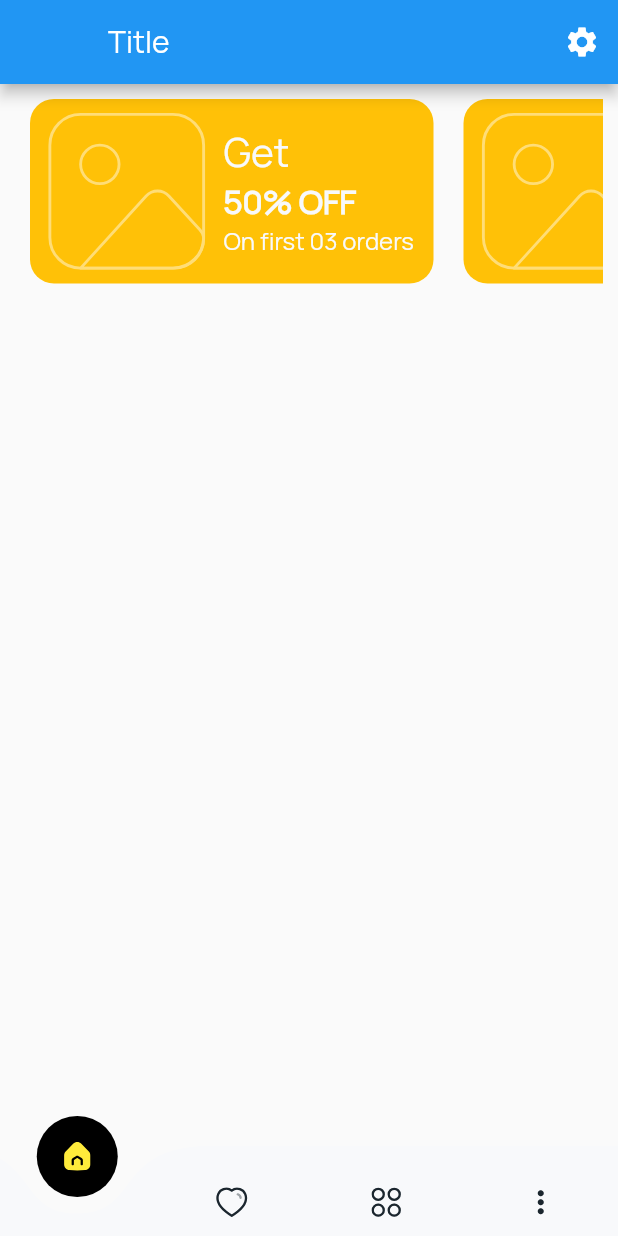
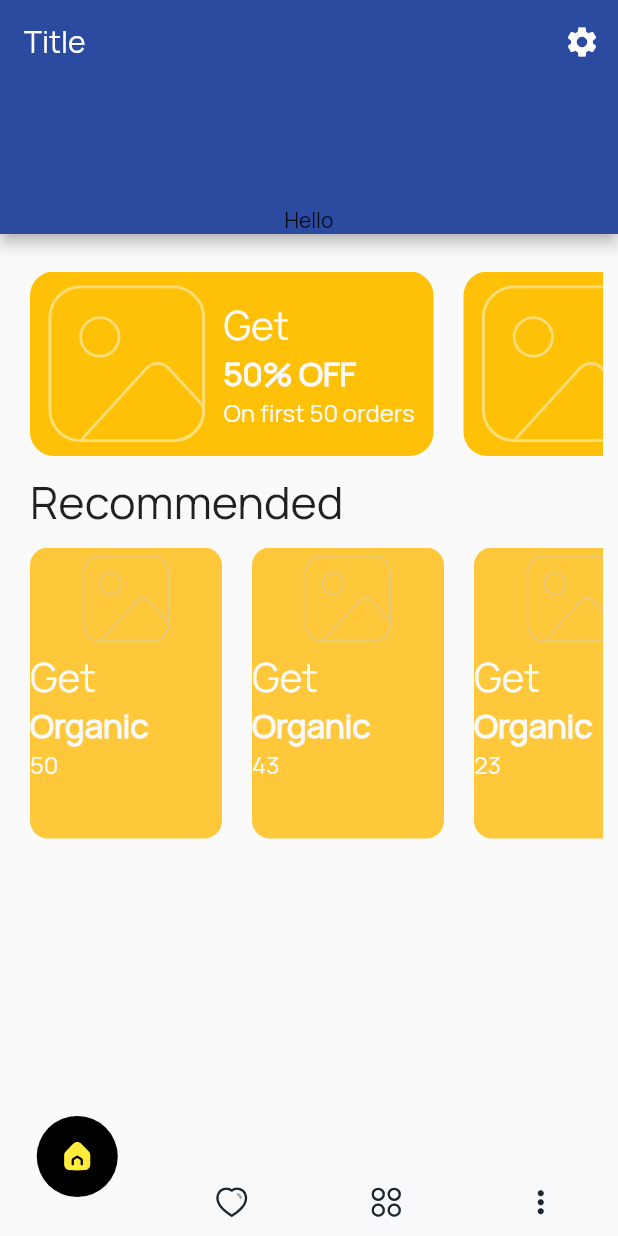
Before and after one commit to zubairkhan1234/flutter_Assignment, a Flutter app: the MyHomePage screen opened directly, on a phone screen of 412 x 824 dp. Run offline on Flutter 3.47's test engine with Material 2 defaults, Android fonts, the phone set to English and light mode, and no system bars; drawn by our look-alikes of curved_navigation_bar; our stand-ins replace flutter_svg.

Commit message:
styled to app bar and working for recommended screen

```diff
--- a/lib/figmaAssignment01/_my_home_page.dart
+++ b/lib/figmaAssignment01/_my_home_page.dart
@@ -2,12 +2,22 @@ import 'package:flutter/material.dart';
 import 'package:flutterassignment/figmaAssignment01/BottomNavigationBar/_bottom_bar.dart';
 import 'package:flutterassignment/figmaAssignment01/screens/home/_homeScreen.dart';
 import 'package:flutterassignment/figmaAssignment01/screens/onboarding/_onBoarding.dart';
+import 'package:flutterassignment/figmaAssignment01/styles/_colors.dart';
 
 class _State extends State<MyHomePage> {
   List appBarWidgets = [
     AppBar(
-      leading: SizedBox.shrink(),
+      automaticallyImplyLeading: false,
+      bottom: const PreferredSize(
+        preferredSize: Size.fromHeight(100),
+        child: Column(
+          children: [
+            Text("Hello",)
+          ],
+        ),
+      ) ,
       title: Text("Title"),
+      backgroundColor: GlobalColors.blueLight,
       actions: [
         Padding(
           padding: EdgeInsets.zero, // Padding ko zero set karein
@@ -20,7 +30,6 @@ class _State extends State<MyHomePage> {
         ),
       ],
     )
-
     ,
     AppBar(title: Text('Screen2')),
     AppBar(title: Text('Screen3')),
@@ -34,7 +43,7 @@ class _State extends State<MyHomePage> {
   ];
 
   List screens = [
-    HoneScreen(),
+    HomeScreen(),
     Onboarding(),
     Text('fist3'),
     Text('fist4')
@@ -53,6 +62,7 @@ class _State extends State<MyHomePage> {
   Widget build(BuildContext context) {
     return  Scaffold(
       extendBody: true,
+
       appBar: appBarWidgets[screensIndex],
       // appBar: AppBar(title: appBarTitle[screensIndex]),
       body:  screens[screensIndex],
--- a/lib/figmaAssignment01/screens/home/_homeScreen.dart
+++ b/lib/figmaAssignment01/screens/home/_homeScreen.dart
@@ -2,166 +2,28 @@ import "package:flutter/material.dart";
 import "package:flutter_svg/flutter_svg.dart";
 import "package:flutterassignment/figmaAssignment01/constants/_svg_icons.dart";
 import "package:flutterassignment/figmaAssignment01/styles/_colors.dart";
+import "package:flutterassignment/figmaAssignment01/widgets/_offerCartWidget.dart";
+import "package:flutterassignment/figmaAssignment01/widgets/_recommendedProducrCart.dart";
 
-class HoneScreen extends StatefulWidget {
-  const HoneScreen({super.key});
+class HomeScreen extends StatefulWidget {
+  const HomeScreen({super.key});
 
   @override
-  State<HoneScreen> createState() => _HoneScreenState();
+  State<HomeScreen> createState() => _HomeScreenState();
 }
 
-class _HoneScreenState extends State<HoneScreen> {
+class _HomeScreenState extends State<HomeScreen> {
 
   @override
   Widget build(BuildContext context) {
-    return  Container(
-      height: 123,
-      margin: const EdgeInsets.all(10),
-      child: ListView(
-          scrollDirection: Axis.horizontal,
-          children: [
-            Container(
-              width: 269,
-              height: 123,
-              decoration: BoxDecoration(
-
-                  borderRadius: BorderRadius.circular(16),
-                  color: Colors.amber),
-              margin: const EdgeInsets.symmetric(horizontal: 10),
-              child: Row(
-                children: [
-                  Container(
-                    child: SvgPicture.asset((SvgIcons.imageFallBack)),
-                  ),
-                  Container(
-                    child: const Column(
-                      crossAxisAlignment: CrossAxisAlignment.start,
-                      mainAxisAlignment: MainAxisAlignment.center,
-                      children: [
-                        Text("Get",
-                            style: TextStyle(
-                                fontSize: 26, color: GlobalColors.white)),
-                        Text("50% OFF",
-                            style: TextStyle(
-                                fontSize: 22,
-                                color: GlobalColors.white,
-                                fontWeight: FontWeight.w900)),
-                        Text("On first 03 orders",
-                            style: TextStyle(
-                                fontSize: 16, color: GlobalColors.white))
-                      ],
-                    ),
-                  )
-                ],
-              ),
-            ),
-            Container(
-              width: 269,
-              height: 123,
-              decoration: BoxDecoration(
-
-                  borderRadius: BorderRadius.circular(16),
-                  color: Colors.amber),
-              margin:const EdgeInsets.symmetric(horizontal: 10),
-              child: Row(
-                children: [
-                  Container(
-                    child: SvgPicture.asset((SvgIcons.imageFallBack)),
-                  ),
-                  Container(
-                    child:const Column(
-                      crossAxisAlignment: CrossAxisAlignment.start,
-                      mainAxisAlignment: MainAxisAlignment.center,
-                      children: [
-                        Text("Get",
-                            style: TextStyle(
-                                fontSize: 26, color: GlobalColors.white)),
-                        Text("50% OFF",
-                            style: TextStyle(
-                                fontSize: 22,
-                                color: GlobalColors.white,
-                                fontWeight: FontWeight.w900)),
-                        Text("On first 03 orders",
-                            style: TextStyle(
-                                fontSize: 16, color: GlobalColors.white))
-                      ],
-                    ),
-                  )
-                ],
-              ),
-            ),
-            Container(
-              width: 269,
-              height: 123,
-              decoration: BoxDecoration(
-
-                  borderRadius: BorderRadius.circular(16),
-                  color: Colors.amber),
-              margin: const EdgeInsets.symmetric(horizontal: 10),
-              child: Row(
-                children: [
-                  Container(
-                    child: SvgPicture.asset((SvgIcons.imageFallBack)),
-                  ),
-                  Container(
-                    child: const Column(
-                      crossAxisAlignment: CrossAxisAlignment.start,
-                      mainAxisAlignment: MainAxisAlignment.center,
-                      children: [
-                        Text("Get",
-                            style: TextStyle(
-                                fontSize: 26, color: GlobalColors.white)),
-                        Text("50% OFF",
-                            style: TextStyle(
-                                fontSize: 22,
-                                color: GlobalColors.white,
-                                fontWeight: FontWeight.w900)),
-                        Text("On first 03 orders",
-                            style: TextStyle(
-                                fontSize: 16, color: GlobalColors.white))
-                      ],
-                    ),
-                  )
-                ],
-              ),
-            ),
-            Container(
-              width: 269,
-              height: 123,
-              decoration: BoxDecoration(
-
-                  borderRadius: BorderRadius.circular(16),
-                  color: Colors.amber),
-              margin: const EdgeInsets.symmetric(horizontal: 10),
-              child: Row(
-                children: [
-                  Container(
-                    child: SvgPicture.asset((SvgIcons.imageFallBack)),
-                  ),
-                  Container(
-                    child: const Column(
-                      crossAxisAlignment: CrossAxisAlignment.start,
-                      mainAxisAlignment: MainAxisAlignment.center,
-                      children: [
-                        Text("Get",
-                            style: TextStyle(
-                                fontSize: 26, color: GlobalColors.white)),
-                        Text("50% OFF",
-                            style: TextStyle(
-                                fontSize: 22,
-                                color: GlobalColors.white,
-                                fontWeight: FontWeight.w900)),
-                        Text("On first 03 orders",
-                            style: TextStyle(
-                                fontSize: 16, color: GlobalColors.white))
-                      ],
-                    ),
-                  )
-                ],
-              ),
-            ),
-          ],
+    return Container(
+      margin: const EdgeInsets.fromLTRB(10, 25, 10, 25),
+      child: Column(
+        children: [
+          OfferCart(),
+          RecommendedProductCart()
+        ],
       ),
-    );
+    ) ;
   }
 }
--- a/lib/figmaAssignment01/styles/_colors.dart
+++ b/lib/figmaAssignment01/styles/_colors.dart
@@ -12,6 +12,7 @@ class GlobalColors {
   static const Color greyDark = Color(0xFFA9B4BC);
   static const Color greyLight = Color(0xFFC5CDD2);
   static const Color greyMoreLight = Color(0xFFE7ECF0);
+  static const Color greyMoreLight2 = Color(0xF8F9FB);
   static const Color jasmine = Color(0xFFFFDC83);
   static const Color pinkRose = Color(0xFFFFC3BB);
   static const Color bone = Color(0xFFE4DDCB);
--- /dev/null
+++ b/lib/figmaAssignment01/widgets/_offerCartWidget.dart
@@ -0,0 +1,75 @@
+
+import 'package:flutter/material.dart';
+import "package:flutter_svg/svg.dart";
+
+import "../constants/_svg_icons.dart";
+import "../styles/_colors.dart";
+
+class OfferCart extends StatefulWidget {
+   OfferCart({super.key});
+
+  @override
+  State<OfferCart> createState() => _OfferCartState();
+}
+
+class _OfferCartState extends State<OfferCart> {
+  List offerList = [
+    {'title': 'Get', 'offerPercent': '50', 'orderLimit': '50'},
+    {'title': 'Get', 'offerPercent': '15', 'orderLimit': '43'},
+    {'title': 'Get', 'offerPercent': '20', 'orderLimit': '23'},
+    {'title': 'Get', 'offerPercent': '19', 'orderLimit': '32'},
+    {'title': 'Get', 'offerPercent': '80', 'orderLimit': '23'},
+    {'title': 'Get', 'offerPercent': '34', 'orderLimit': '25'},
+    {'title': 'Get', 'offerPercent': '45', 'orderLimit': '21'},
+    {'title': 'Get', 'offerPercent': '55', 'orderLimit': '05'},
+    {'title': 'Get', 'offerPercent': '12', 'orderLimit': '80'},
+    {'title': 'Get', 'offerPercent': '12', 'orderLimit': '12'},
+    {'title': 'Get', 'offerPercent': '5', 'orderLimit': '90'},
+    {'title': 'Get', 'offerPercent': '90', 'orderLimit': '100'},
+  ];
+
+  @override
+  Widget build(BuildContext context) {
+    return Container(
+      height: 123,
+      child: ListView.builder(
+          scrollDirection: Axis.horizontal,
+          itemCount: offerList.length,
+          itemBuilder: (context, index) {
+            return Container(
+              width: 269,
+              height: 123,
+              decoration: BoxDecoration(
+                  borderRadius: BorderRadius.circular(16), color: Colors.amber),
+              margin: const EdgeInsets.symmetric(horizontal: 10),
+              child: Row(
+                children: [
+                  Container(
+                    child: SvgPicture.asset((SvgIcons.imageFallBack)),
+                  ),
+                  Container(
+                    child:  Column(
+                      crossAxisAlignment: CrossAxisAlignment.start,
+                      mainAxisAlignment: MainAxisAlignment.center,
+                      children: [
+                        Text(offerList[index]['title'] ,
+                            style: const TextStyle(
+                                fontSize: 26, color: GlobalColors.white)),
+                        Text("${offerList[index]['offerPercent']}% OFF",
+                            style: const TextStyle(
+                                fontSize: 22,
+                                color: GlobalColors.white,
+                                fontWeight: FontWeight.w900)),
+                        Text("On first ${offerList[index]['orderLimit']} orders",
+                            style:  const TextStyle(
+                                fontSize: 16, color: GlobalColors.white))
+                      ],
+                    ),
+                  )
+                ],
+              ),
+            );
+          }),
+    );
+  }
+}
--- /dev/null
+++ b/lib/figmaAssignment01/widgets/_recommendedProducrCart.dart
@@ -0,0 +1,92 @@
+import 'package:flutter/material.dart';
+import 'package:flutter_svg/svg.dart';
+import '../constants/_svg_icons.dart';
+import '../styles/_colors.dart';
+
+class RecommendedProductCart extends StatefulWidget {
+  const RecommendedProductCart({super.key});
+
+  @override
+  State<RecommendedProductCart> createState() => _RecommendedProductCartState();
+}
+
+class _RecommendedProductCartState extends State<RecommendedProductCart> {
+  List offerList = [
+    {'title': 'Get', 'type': 'Organic', 'price': '50'},
+    {'title': 'Get', 'type': 'Organic', 'price': '43'},
+    {'title': 'Get', 'type': 'Organic', 'price': '23'},
+    {'title': 'Get', 'type': 'Organic', 'price': '32'},
+    {'title': 'Get', 'type': 'Organic', 'price': '23'},
+    {'title': 'Get', 'type': 'Organic', 'price': '25'},
+    {'title': 'Get', 'type': 'Organic', 'price': '21'},
+    {'title': 'Get', 'type': 'Organic', 'price': '05'},
+    {'title': 'Get', 'type': 'Organic', 'price': '80'},
+    {'title': 'Get', 'type': 'Organic', 'price': '12'},
+    {'title': 'Get', 'type': 'Organic', 'price': '90'},
+    {'title': 'Get', 'type': 'Organic', 'price': '100'},
+  ];
+
+  @override
+  Widget build(BuildContext context) {
+    return Column(
+      crossAxisAlignment: CrossAxisAlignment.start,
+      children: [
+        const Padding(
+          padding: EdgeInsets.all(10),
+          child: Text(
+            "Recommended",
+            textAlign: TextAlign.start,
+            style: TextStyle(
+              fontWeight: FontWeight.w400,
+              fontSize: 30,
+              fontFamily: "Manrope",
+            ),
+          ),
+        ),
+        Container(
+          height: 194,
+          child: ListView.builder(
+              scrollDirection: Axis.horizontal,
+              itemCount: offerList.length,
+              itemBuilder: (context, index) {
+                return Container(
+                  width: 128,
+                  height: 194,
+                  decoration: BoxDecoration(
+                      borderRadius: BorderRadius.circular(12),
+                      color: GlobalColors.yellowLight),
+                  // color: GlobalColors.greyMoreLight2),
+                  margin: const EdgeInsets.symmetric(horizontal: 10),
+                  child: Column(
+                    crossAxisAlignment: CrossAxisAlignment.start,
+                    children: [
+
+                      Center(
+                        child: SvgPicture.asset(
+                          (SvgIcons.imageFallBack),
+                          width: 68,
+                          height: 68,
+                          color: GlobalColors.greyLight,
+                        ),
+                      ),
+                      Text(offerList[index]['title'],
+
+                          style: const TextStyle(
+                              fontSize: 26, color: GlobalColors.white), textAlign: TextAlign.start,),
+                      Text("${offerList[index]['type']}",
+                          style: const TextStyle(
+                              fontSize: 22,
+                              color: GlobalColors.white,
+                              fontWeight: FontWeight.w900)),
+                      Text("${offerList[index]['price']}",
+                          style: const TextStyle(
+                              fontSize: 16, color: GlobalColors.white))
+                    ],
+                  ),
+                );
+              }),
+        ),
+      ],
+    );
+  }
+}
```
Also changed, not shown: lib/figmaAssignment01/widgets/_search.dart (added).
